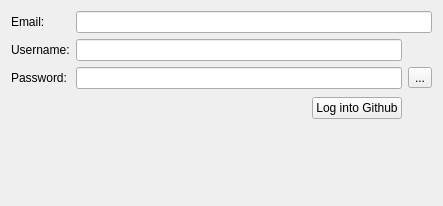
Above: Ui/SetCredentials.ui from towel42-com/EZGit before the change. Below: the same form after it.
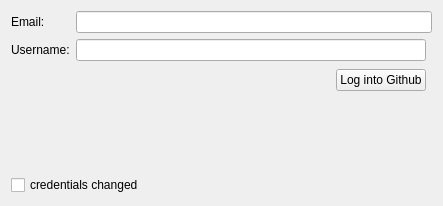
That is the form after the change. Icons and pictures are not drawn.

Commit message: Require the use of a credential manager

```diff
--- a/Ui/SetCredentials.ui
+++ b/Ui/SetCredentials.ui
@@ -17,7 +17,23 @@
    <string>Set your Github Credentials</string>
   </property>
   <layout class="QGridLayout" name="gridLayout">
-   <item row="5" column="0">
+   <item row="2" column="2" rowspan="2" colspan="2">
+    <widget class="QPushButton" name="logIntoGithub">
+     <property name="sizePolicy">
+      <sizepolicy hsizetype="Maximum" vsizetype="Fixed">
+       <horstretch>0</horstretch>
+       <verstretch>0</verstretch>
+      </sizepolicy>
+     </property>
+     <property name="text">
+      <string>Log into Github</string>
+     </property>
+    </widget>
+   </item>
+   <item row="1" column="1" colspan="3">
+    <widget class="QLineEdit" name="userName"/>
+   </item>
+   <item row="4" column="0">
     <spacer name="verticalSpacer">
      <property name="orientation">
       <enum>Qt::Orientation::Vertical</enum>
@@ -30,34 +46,6 @@
      </property>
     </spacer>
    </item>
-   <item row="0" column="0">
-    <widget class="QLabel" name="label_3">
-     <property name="text">
-      <string>Email:</string>
-     </property>
-    </widget>
-   </item>
-   <item row="2" column="0">
-    <widget class="QLabel" name="passwordLabel">
-     <property name="text">
-      <string>Password:</string>
-     </property>
-    </widget>
-   </item>
-   <item row="2" column="5">
-    <widget class="QToolButton" name="showPassword">
-     <property name="text">
-      <string>...</string>
-     </property>
-     <property name="icon">
-      <iconset resource="../resources/resources.qrc">
-       <normaloff>:/showPassword.png</normaloff>:/showPassword.png</iconset>
-     </property>
-     <property name="checkable">
-      <bool>true</bool>
-     </property>
-    </widget>
-   </item>
    <item row="1" column="0">
     <widget class="QLabel" name="label">
      <property name="text">
@@ -65,7 +53,17 @@
      </property>
     </widget>
    </item>
-   <item row="3" column="1">
+   <item row="0" column="1" colspan="4">
+    <widget class="QLineEdit" name="email"/>
+   </item>
+   <item row="0" column="0">
+    <widget class="QLabel" name="label_3">
+     <property name="text">
+      <string>Email:</string>
+     </property>
+    </widget>
+   </item>
+   <item row="2" column="1">
     <spacer name="horizontalSpacer_2">
      <property name="orientation">
       <enum>Qt::Orientation::Horizontal</enum>
@@ -78,29 +76,10 @@
      </property>
     </spacer>
    </item>
-   <item row="2" column="1" colspan="4">
-    <widget class="QLineEdit" name="password">
-     <property name="echoMode">
-      <enum>QLineEdit::EchoMode::PasswordEchoOnEdit</enum>
-     </property>
-    </widget>
-   </item>
-   <item row="1" column="1" colspan="4">
-    <widget class="QLineEdit" name="userName"/>
-   </item>
-   <item row="0" column="1" colspan="5">
-    <widget class="QLineEdit" name="email"/>
-   </item>
-   <item row="3" column="2" rowspan="2" colspan="3">
-    <widget class="QPushButton" name="logIntoGithub">
-     <property name="sizePolicy">
-      <sizepolicy hsizetype="Maximum" vsizetype="Fixed">
-       <horstretch>0</horstretch>
-       <verstretch>0</verstretch>
-      </sizepolicy>
-     </property>
+   <item row="5" column="0" colspan="2">
+    <widget class="QCheckBox" name="credentialsChanged">
      <property name="text">
-      <string>Log into Github</string>
+      <string>credentials changed</string>
      </property>
     </widget>
    </item>
```
Left out of the diff: 1 changed line with no effect on the pictures. The commit also changes 2 other files.
